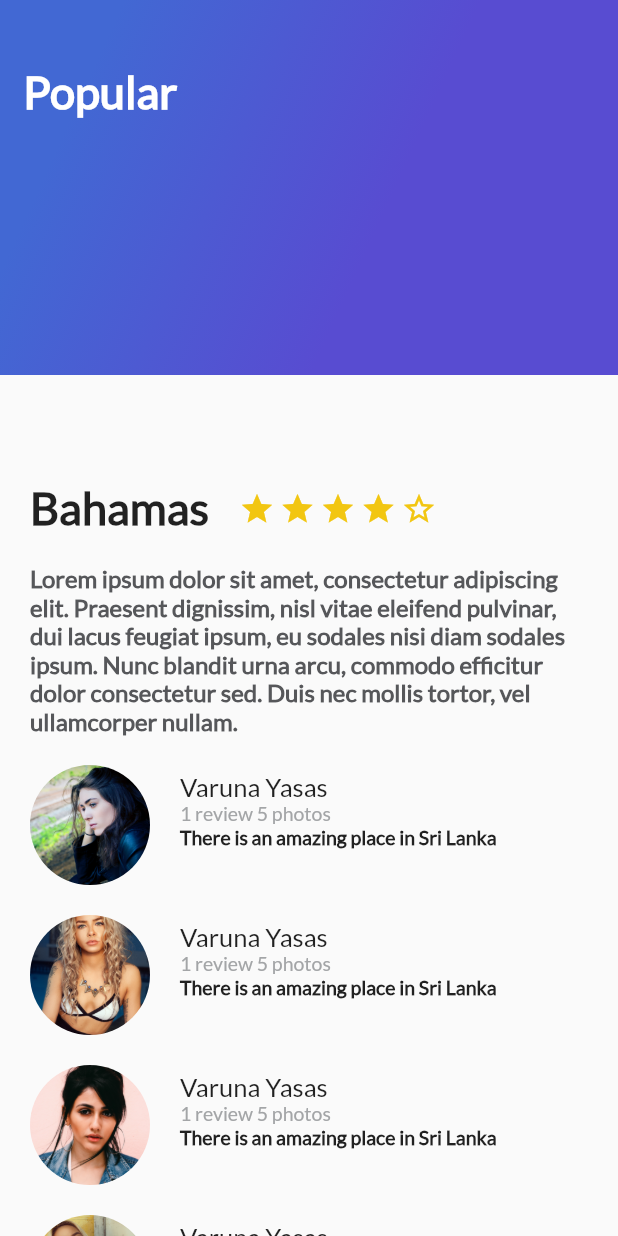
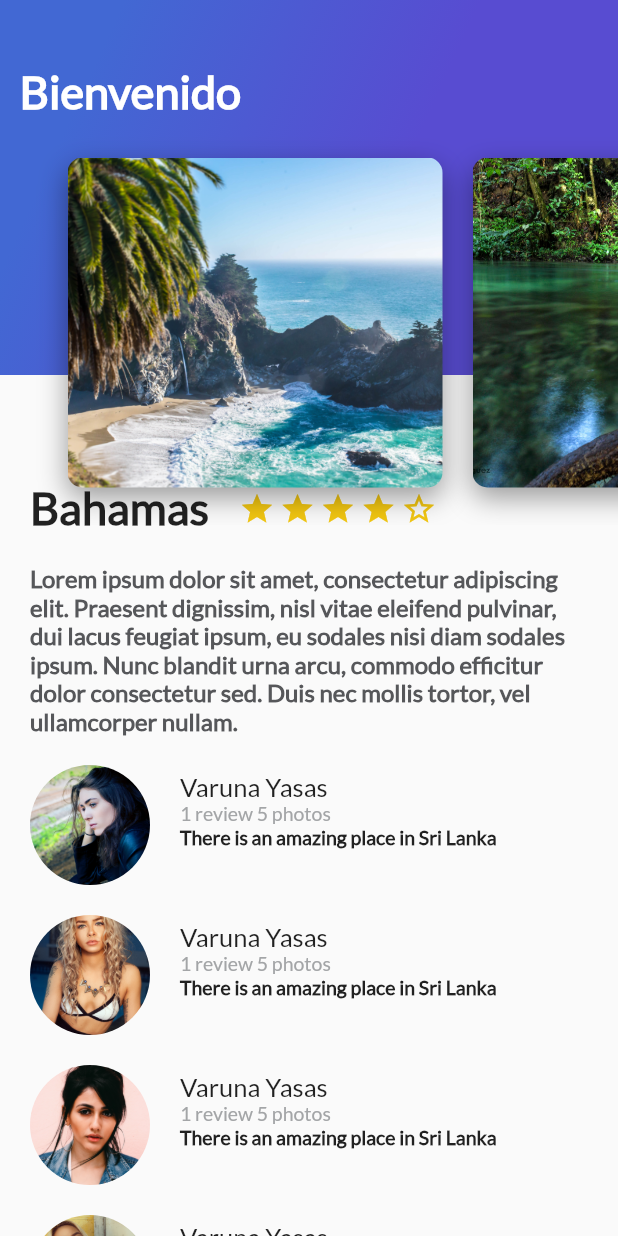
Before and after one commit to GerardoGtz25/flutter-voyages, a Flutter app: the screen it shows after launch, on a phone screen of 412 x 824 dp. Run offline on Flutter 3.47's test engine with Material 2 defaults, Android fonts, the phone set to English and light mode, and no system bars.

Commit message:
Add ListView

```diff
--- /dev/null
+++ b/lib/card_image.dart
@@ -0,0 +1,40 @@
+import 'package:flutter/material.dart';
+
+class CardImage extends StatelessWidget {
+
+
+  String pathImage = "assets/img/landscape1.jpg";
+
+  CardImage(this.pathImage);
+
+  @override
+  Widget build(BuildContext context) {
+
+    final card = Container(
+      height: 350.0,
+      width: 250.0,
+      margin: EdgeInsets.only(
+        top: 80.0,
+        left: 20.0
+      ),
+
+      decoration: BoxDecoration(
+        image: DecorationImage(
+          fit: BoxFit.cover,
+          image: AssetImage(pathImage)
+        ),
+        borderRadius: BorderRadius.all(Radius.circular(10.0)),
+        shape: BoxShape.rectangle,
+        boxShadow: <BoxShadow>[
+          BoxShadow (
+            color: Colors.black38,
+            blurRadius: 15.0,
+            offset: Offset(0.0, 7.0)
+          )
+        ]
+      ),
+    );
+
+    return card;
+  }
+}
--- /dev/null
+++ b/lib/card_image_list.dart
@@ -0,0 +1,24 @@
+import 'package:flutter/material.dart';
+import 'card_image.dart';
+
+class CardImageList extends StatelessWidget {
+
+  @override
+  Widget build(BuildContext context) {
+
+    return Container(
+      height: 350.0,
+      child: ListView(
+        padding: EdgeInsets.all(25.0),
+        scrollDirection: Axis.horizontal,
+        children: <Widget>[
+          CardImage("assets/img/landscape2.jpg"),
+          CardImage("assets/img/landscape3.jpg"),
+          CardImage("assets/img/landscape4.jpg"),
+          CardImage("assets/img/landscape5.jpg")
+        ],
+      ),
+    );
+  }
+
+}
--- /dev/null
+++ b/lib/header_appbar.dart
@@ -0,0 +1,18 @@
+import 'package:flutter/material.dart';
+import 'gradient_back.dart';
+import 'card_image_list.dart';
+
+class HeaderAppBar extends StatelessWidget {
+
+  @override
+  Widget build(BuildContext context) {
+
+    return Stack(
+      children: <Widget>[
+        GradientBack("Bienvenido"),
+        CardImageList()
+      ],
+    );
+  }
+
+}
--- a/lib/main.dart
+++ b/lib/main.dart
@@ -1,7 +1,7 @@
 import 'package:flutter/material.dart';
 import 'description_place.dart';
 import 'review_list.dart';
-import 'gradient_back.dart';
+import 'header_appbar.dart';
 
 
 void main() => runApp(MyApp());
@@ -35,7 +35,7 @@ class MyApp extends StatelessWidget {
                 ReviewList()
           ],
         ),
-            GradientBack("Popular")
+            HeaderAppBar()
           ],
         ),
       )
--- a/pubspec.yaml
+++ b/pubspec.yaml
@@ -75,6 +75,10 @@ flutter:
     - assets/img/profile1.jpg
     - assets/img/profile2.jpg
     - assets/img/profile3.jpg
+    - assets/img/landscape2.jpg
+    - assets/img/landscape3.jpg
+    - assets/img/landscape4.jpg
+    - assets/img/landscape5.jpg
   fonts:
     - family: Lato
       fonts:
```
Also changed, not shown: assets/img/landscape2.jpg (added), assets/img/landscape3.jpg (added), assets/img/landscape4.jpg (added), assets/img/landscape5.jpg (added).
